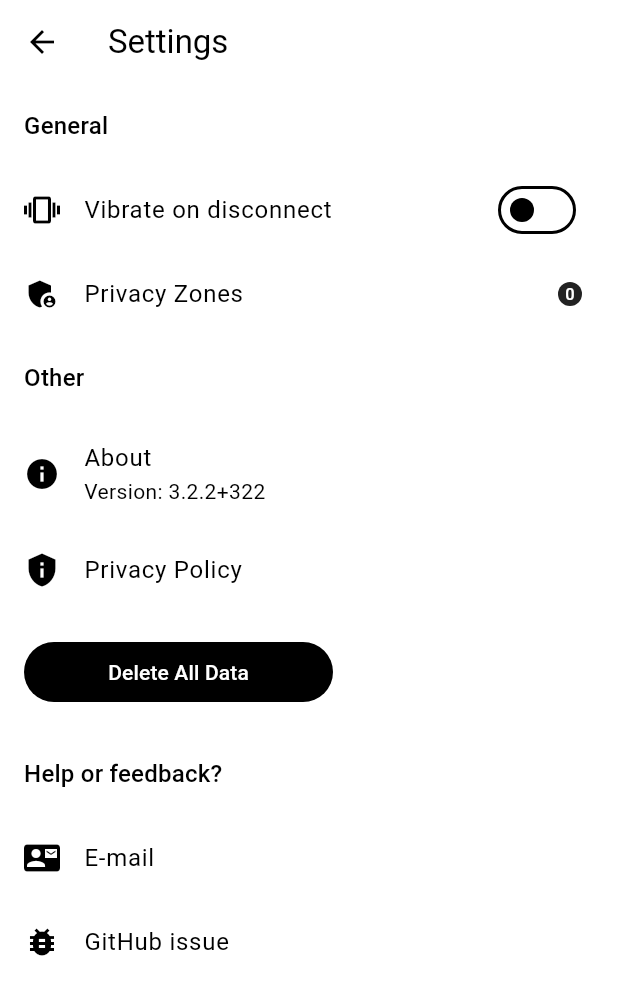
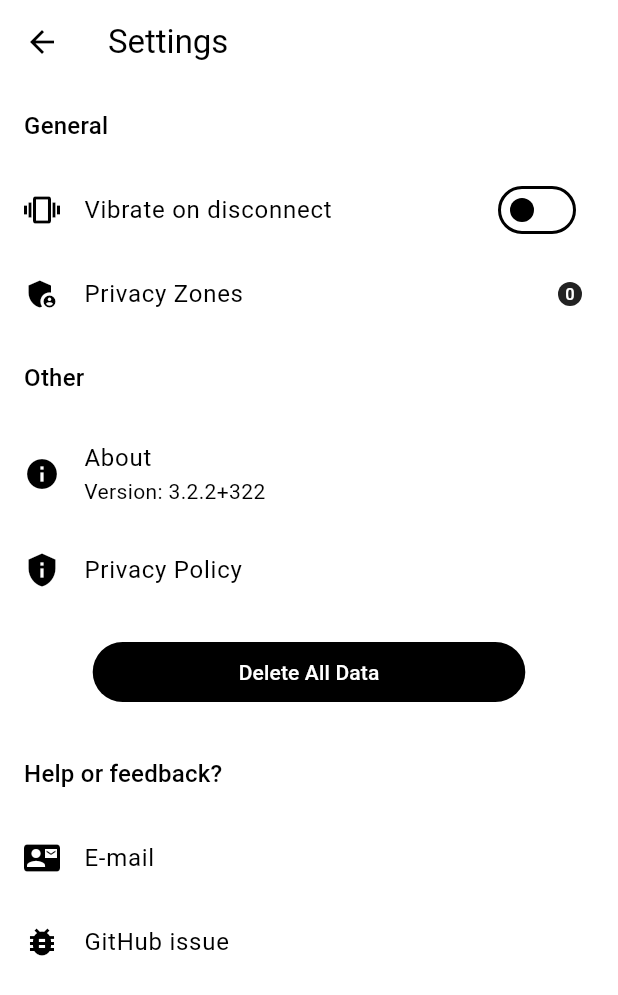
Before and after one commit to reedu-reengineering-education/sensebox-bike-flutter, a Flutter app: the SettingsScreen screen opened directly, on a phone screen of 412 x 824 dp. Shown: the top 995 px of the screen. Run offline on Flutter 3.47's test engine with Material 3 defaults, Android fonts, the phone set to English and light mode, and no system bars; our stand-ins replace app_links, cached_network_image, csv, device_info_plus, fl_chart, flutter_blue_plus and 9 more; missing offline and left inert: google_polyline_algorithm, mapbox_maps_flutter, mapbox_maps_flutter_draw, simplify, turf; accounts and stored records are empty; generated files the repository leaves out were written again; statements that could not run were skipped.

Commit message:
refactor: SettingsScreen

```diff
--- a/lib/ui/screens/settings_screen.dart
+++ b/lib/ui/screens/settings_screen.dart
@@ -7,6 +7,7 @@ import 'package:sensebox_bike/constants.dart';
 import 'package:sensebox_bike/services/error_service.dart';
 import 'package:sensebox_bike/ui/screens/exclusion_zones_screen.dart';
 import 'package:sensebox_bike/ui/widgets/common/button_with_loader.dart';
+import 'package:sensebox_bike/ui/widgets/common/custom_spacer.dart';
 import 'package:sensebox_bike/ui/widgets/common/error_dialog.dart';
 import 'package:url_launcher/url_launcher.dart';
 import 'package:flutter_gen/gen_l10n/app_localizations.dart';
@@ -79,6 +80,7 @@ class SettingsScreen extends StatelessWidget {
   // Other Section
   Widget _buildOtherSection(BuildContext context) {
     final isarService = Provider.of<TrackBloc>(context).isarService;
+    final localizations = AppLocalizations.of(context)!;
     bool isDeleting = false;
 
     return StatefulBuilder(
@@ -86,19 +88,18 @@ class SettingsScreen extends StatelessWidget {
         return Column(
           crossAxisAlignment: CrossAxisAlignment.start,
           children: [
-            _buildSectionHeader(
-                context, AppLocalizations.of(context)!.settingsOther),
+            _buildSectionHeader(context, localizations.settingsOther),
             ListTile(
               leading: const Icon(Icons.info),
-              title: Text(AppLocalizations.of(context)!.settingsAbout),
+              title: Text(localizations.settingsAbout),
               subtitle: FutureBuilder(
                 future: PackageInfo.fromPlatform(),
                 builder: (context, snapshot) {
                   if (snapshot.hasData) {
-                    return Text(AppLocalizations.of(context)!.settingsVersion(
+                    return Text(localizations.settingsVersion(
                         '${snapshot.data!.version}+${snapshot.data!.buildNumber}'));
                   } else {
-                    return Text(AppLocalizations.of(context)!.generalLoading);
+                    return Text(localizations.generalLoading);
                   }
                 },
               ),
@@ -106,11 +107,11 @@ class SettingsScreen extends StatelessWidget {
             _buildUrlTile(
               context,
               icon: Icons.privacy_tip,
-              title: AppLocalizations.of(context)!.settingsPrivacyPolicy,
+              title: localizations.settingsPrivacyPolicy,
               url: senseBoxBikePrivacyPolicyUrl,
             ),
-            Padding(
-              padding: const EdgeInsets.all(16.0),
+            const CustomSpacer(),
+            Center(
               child: ButtonWithLoader(
                 isLoading: isDeleting,
                 onPressed: isDeleting
@@ -118,9 +119,7 @@ class SettingsScreen extends StatelessWidget {
                     : () async {
                         final confirmation = await showErrorDialog(
                           context,
-                          AppLocalizations.of(context)!
-                              .settingsDeleteAllDataConfirmation,
-                        );
+                            localizations.settingsDeleteAllDataConfirmation);
 
                         if (confirmation == true) {
                           setState(() {
@@ -131,15 +130,15 @@ class SettingsScreen extends StatelessWidget {
                             await isarService.deleteAllData();
                             ScaffoldMessenger.of(context).showSnackBar(
                               SnackBar(
-                                content: Text(AppLocalizations.of(context)!
-                                    .settingsDeleteAllDataSuccess),
+                                content: Text(
+                                    localizations.settingsDeleteAllDataSuccess),
                               ),
                             );
                           } catch (error) {
                             ScaffoldMessenger.of(context).showSnackBar(
                               SnackBar(
-                                content: Text(AppLocalizations.of(context)!
-                                    .settingsDeleteAllDataError),
+                                  content: Text(localizations
+                                      .settingsDeleteAllDataError)
                               ),
                             );
                           } finally {
@@ -149,10 +148,11 @@ class SettingsScreen extends StatelessWidget {
                           }
                         }
                       },
-                text: AppLocalizations.of(context)!.settingsDeleteAllData,
-                width: 0.5,
+                text: localizations.settingsDeleteAllData,
+                width: 0.7,
               ),
             ),
+            const CustomSpacer()
           ],
         );
       },
```
